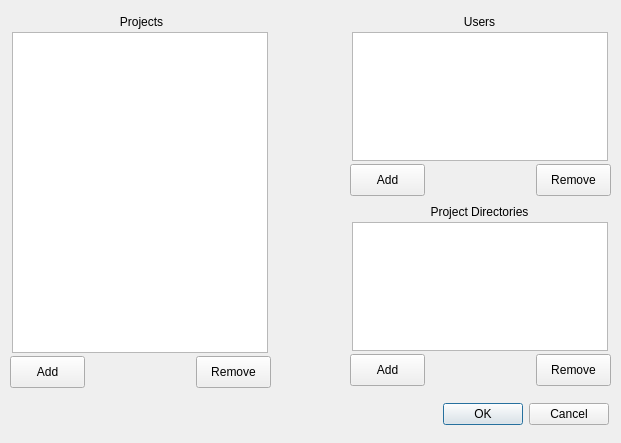
Before: the Qt Designer form gui/ManageProjectsWindow.ui in minorsecond/ivcs, drawn with Qt 5.
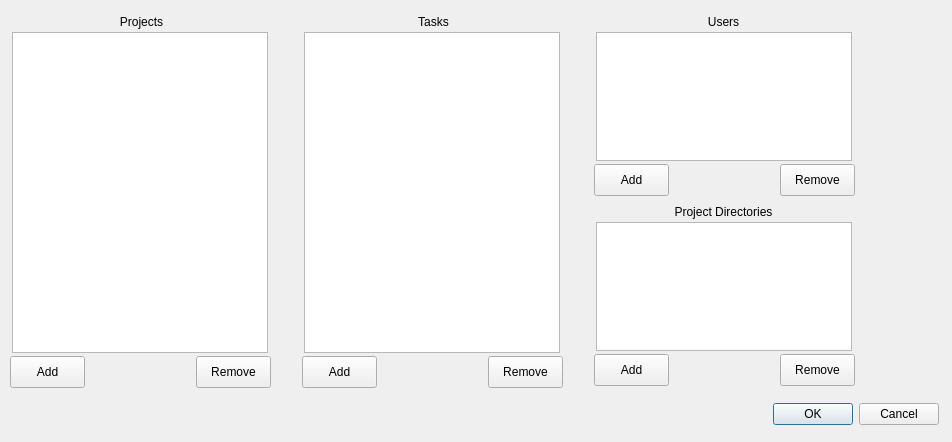
After: the same form once the commit is applied.

Commit message: IVCS-11: Added tasks list to Manage Projects window.

Patch:
```diff
--- a/gui/ManageProjectsWindow.ui
+++ b/gui/ManageProjectsWindow.ui
@@ -6,8 +6,8 @@
    <rect>
     <x>0</x>
     <y>0</y>
-    <width>621</width>
-    <height>443</height>
+    <width>952</width>
+    <height>442</height>
    </rect>
   </property>
   <property name="windowTitle">
@@ -16,7 +16,7 @@
   <widget class="QDialogButtonBox" name="buttonBox">
    <property name="geometry">
     <rect>
-     <x>268</x>
+     <x>598</x>
      <y>398</y>
      <width>341</width>
      <height>32</height>
@@ -48,7 +48,7 @@
   <widget class="QLabel" name="label_2">
    <property name="geometry">
     <rect>
-     <x>350</x>
+     <x>594</x>
      <y>14</y>
      <width>259</width>
      <height>16</height>
@@ -74,7 +74,7 @@
   <widget class="QListWidget" name="UsersList">
    <property name="geometry">
     <rect>
-     <x>352</x>
+     <x>596</x>
      <y>32</y>
      <width>256</width>
      <height>129</height>
@@ -84,7 +84,7 @@
   <widget class="QListWidget" name="ProjectDirectoriesList">
    <property name="geometry">
     <rect>
-     <x>352</x>
+     <x>596</x>
      <y>222</y>
      <width>256</width>
      <height>129</height>
@@ -94,7 +94,7 @@
   <widget class="QLabel" name="label_3">
    <property name="geometry">
     <rect>
-     <x>350</x>
+     <x>594</x>
      <y>204</y>
      <width>259</width>
      <height>16</height>
@@ -110,7 +110,7 @@
   <widget class="QPushButton" name="AddProjectDirectoryButton">
    <property name="geometry">
     <rect>
-     <x>350</x>
+     <x>594</x>
      <y>354</y>
      <width>75</width>
      <height>32</height>
@@ -123,7 +123,7 @@
   <widget class="QPushButton" name="AddUserToProjectButton">
    <property name="geometry">
     <rect>
-     <x>350</x>
+     <x>594</x>
      <y>164</y>
      <width>75</width>
      <height>32</height>
@@ -162,7 +162,7 @@
   <widget class="QPushButton" name="RemoveDirectoryFromProjectButton">
    <property name="geometry">
     <rect>
-     <x>536</x>
+     <x>780</x>
      <y>354</y>
      <width>75</width>
      <height>32</height>
@@ -175,7 +175,7 @@
   <widget class="QPushButton" name="RemoveUserFromProjectButton">
    <property name="geometry">
     <rect>
-     <x>536</x>
+     <x>780</x>
      <y>164</y>
      <width>75</width>
      <height>32</height>
@@ -185,6 +185,58 @@
     <string>Remove</string>
    </property>
   </widget>
+  <widget class="QPushButton" name="AddTaskButton">
+   <property name="geometry">
+    <rect>
+     <x>302</x>
+     <y>356</y>
+     <width>75</width>
+     <height>32</height>
+    </rect>
+   </property>
+   <property name="text">
+    <string>Add</string>
+   </property>
+  </widget>
+  <widget class="QPushButton" name="RemoveTaskButton">
+   <property name="geometry">
+    <rect>
+     <x>488</x>
+     <y>356</y>
+     <width>75</width>
+     <height>32</height>
+    </rect>
+   </property>
+   <property name="text">
+    <string>Remove</string>
+   </property>
+  </widget>
+  <widget class="QLabel" name="label_4">
+   <property name="geometry">
+    <rect>
+     <x>304</x>
+     <y>14</y>
+     <width>259</width>
+     <height>16</height>
+    </rect>
+   </property>
+   <property name="text">
+    <string>Tasks</string>
+   </property>
+   <property name="alignment">
+    <set>Qt::AlignCenter</set>
+   </property>
+  </widget>
+  <widget class="QListWidget" name="TasksList">
+   <property name="geometry">
+    <rect>
+     <x>304</x>
+     <y>32</y>
+     <width>256</width>
+     <height>321</height>
+    </rect>
+   </property>
+  </widget>
  </widget>
  <resources/>
  <connections>
```
